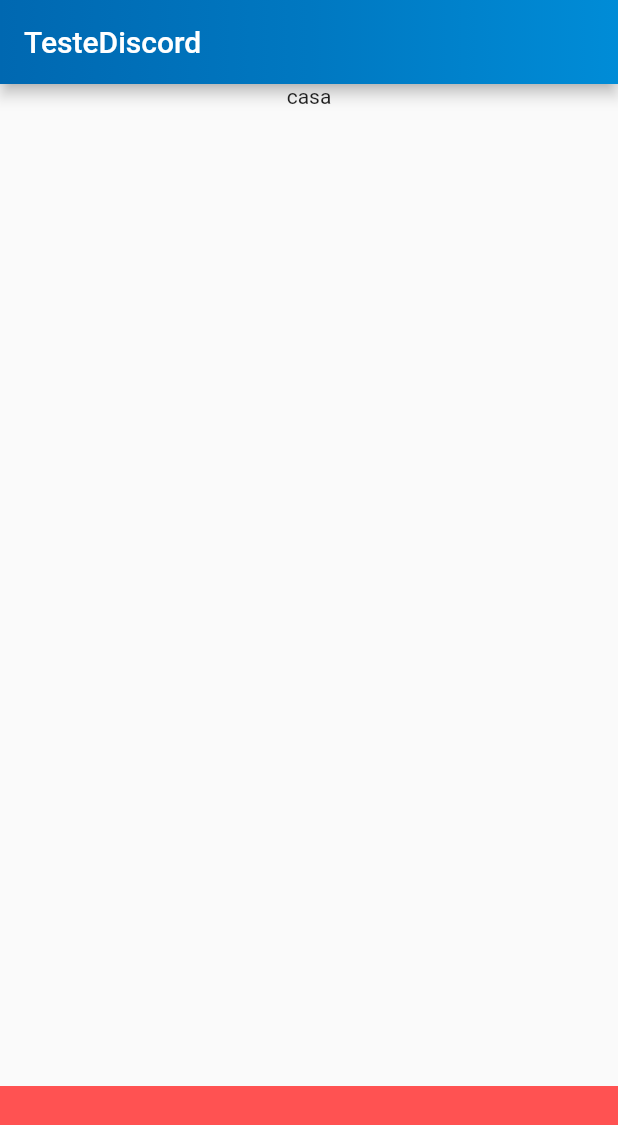
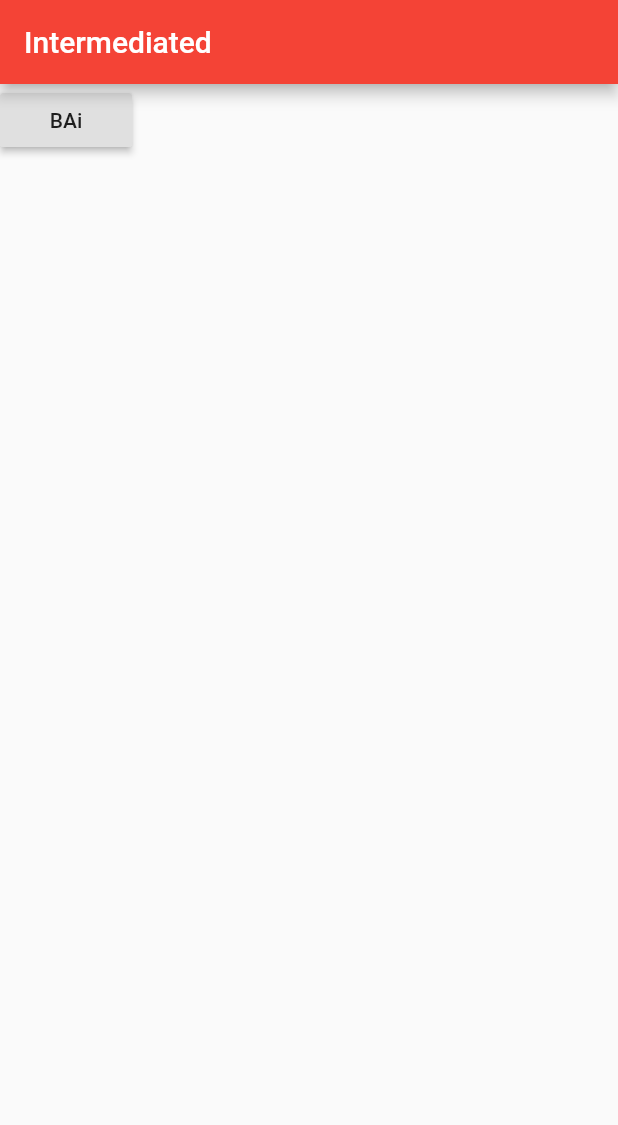
Before and after one commit to Bwolfs2/zia_button, a Flutter app: the screen it shows after launch, on a phone screen of 412 x 824 dp. Shown: the top 1125 px of the screen. Run offline on Flutter 3.47's test engine with Material 2 defaults, Android fonts, the phone set to English and light mode, and no system bars; our stand-ins replace rxdart; missing offline and left inert: bloc_pattern, camera_camera, find_dropdown.

```diff
--- /dev/null
+++ b/lib/app/teste_discord/intermediated/intermediated_page.dart
@@ -0,0 +1,49 @@
+import 'package:flutter/material.dart';
+import 'package:zia_button/app/teste_discord/teste_discord_page.dart';
+
+class IntermediatedPage extends StatefulWidget {
+  @override
+  _IntermediatedPageState createState() => _IntermediatedPageState();
+}
+
+class _IntermediatedPageState extends State<IntermediatedPage> {
+  Image myImage;
+
+  @override
+  void initState() {
+    super.initState();
+    myImage = Image.asset(
+      "assets/background.jpg",
+      fit: BoxFit.fill,
+    );
+  }
+
+  @override
+  void didChangeDependencies() {
+    super.didChangeDependencies();
+    precacheImage(myImage.image, context);
+  }
+
+  @override
+  Widget build(BuildContext context) {
+    return Scaffold(
+      appBar: AppBar(
+        title: Text("Intermediated"),
+      ),
+      body: Column(
+        children: <Widget>[
+          RaisedButton(
+            child: Text("BAi"),
+            onPressed: (){
+              Navigator.of(context).push(MaterialPageRoute(
+                builder: (_){
+                    return TesteDiscordPage(myImage);
+                }
+              ));
+            },
+          )
+        ],
+      ),
+    );
+  }
+}
--- a/lib/main.dart
+++ b/lib/main.dart
@@ -5,6 +5,7 @@ import 'package:flutter/services.dart';
 import 'package:zia_button/app/teste_discord/teste_discord_bloc.dart';
 import 'package:zia_button/app/teste_discord/teste_discord_page.dart';
 import 'app/teste_bloc.dart';
+import 'app/teste_discord/intermediated/intermediated_page.dart';
 import 'drawer_ane.dart';
 import 'widget/zia_add_buttom.dart';
 import 'widget/zia_add_buttom_editable.dart';
@@ -36,7 +37,7 @@ class MyApp extends StatelessWidget {
       theme: ThemeData(
         primarySwatch: Colors.red,
       ),
-      home: TesteDiscordPage(),
+      home: IntermediatedPage(),
     );
   }
 }
@@ -60,7 +61,7 @@ class _MyHomePageState extends State<MyHomePage> {
     return Scaffold(
       appBar: AppBar(
 
-        title: Text("Teste"),
+        title: Text("Teste",),
       ),
       floatingActionButtonLocation: FloatingActionButtonLocation.centerDocked,
       floatingActionButton: Container(
```
Also changed, not shown: lib/app/async_action.dart (added, +12 -0 lines), lib/app/teste_discord/intermediated/intermediated_bloc.dart (added, +9 -0 lines), lib/app/teste_discord/teste_discord_page.dart (+22 -3 lines), pubspec.yaml (+4 -3 lines), pubspec.lock, 1 other file.
